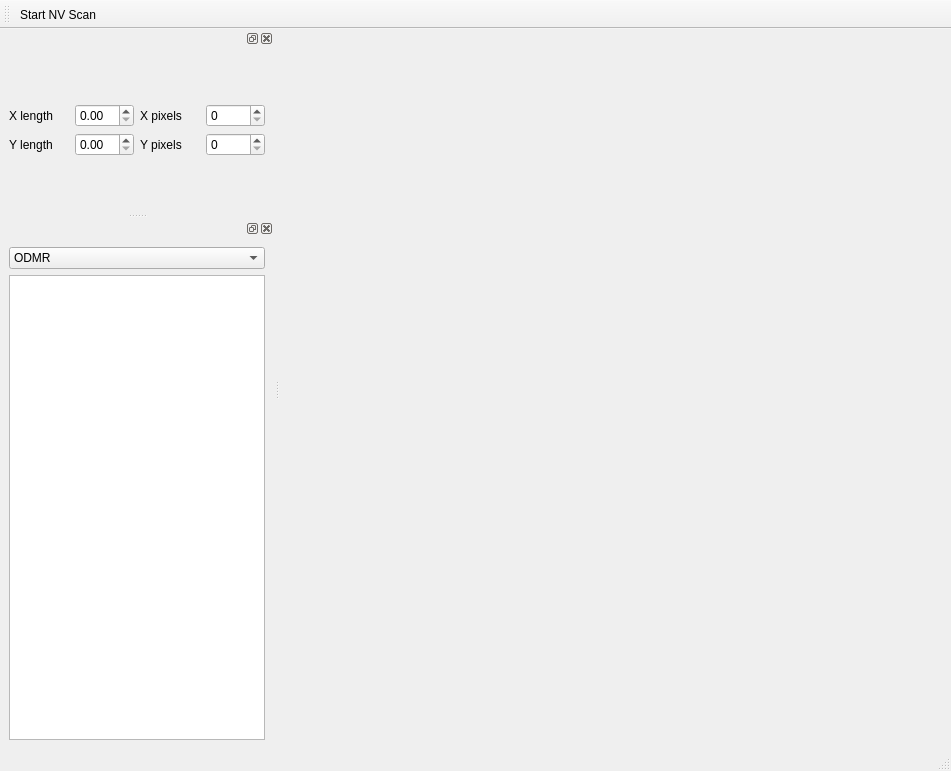
First picture: the form in gui/NVscan/NVscan_gui.ui, repository NJM-QSensing/qudi, before the edit.
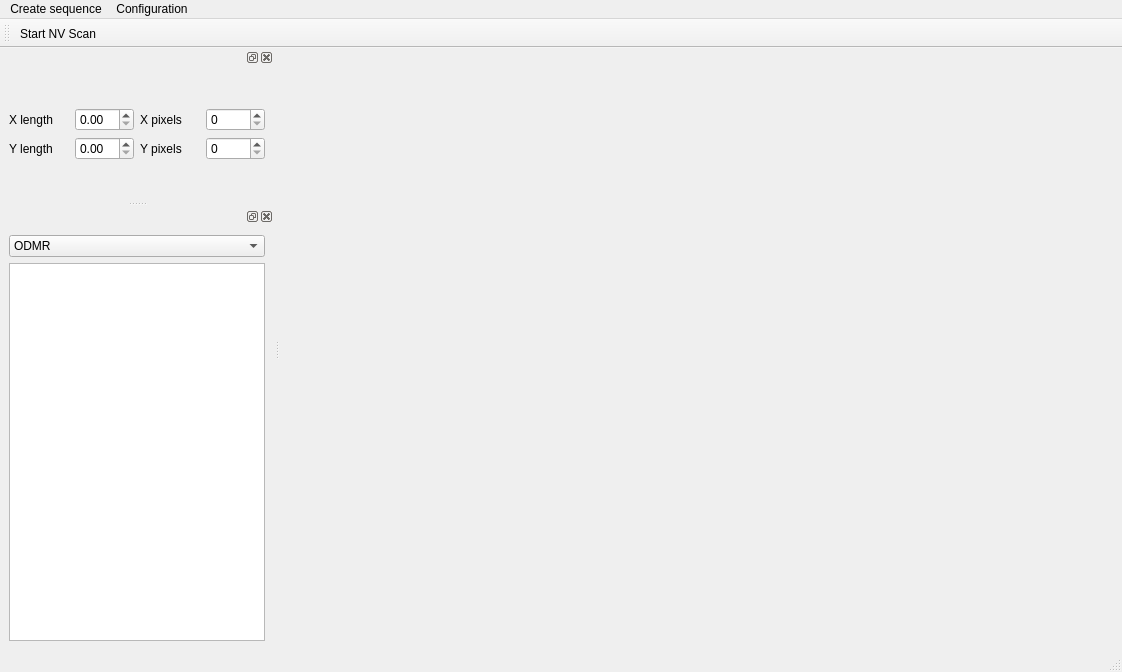
Second picture: the form after the edit. Custom widgets are drawn as their Qt base class.

Diff of the .ui file:
```diff
--- a/gui/NVscan/NVscan_gui.ui
+++ b/gui/NVscan/NVscan_gui.ui
@@ -6,8 +6,8 @@
    <rect>
     <x>0</x>
     <y>0</y>
-    <width>951</width>
-    <height>771</height>
+    <width>1122</width>
+    <height>672</height>
    </rect>
   </property>
   <property name="windowTitle">
@@ -19,10 +19,24 @@
     <rect>
      <x>0</x>
      <y>0</y>
-     <width>951</width>
+     <width>1122</width>
      <height>21</height>
     </rect>
    </property>
+   <widget class="QMenu" name="menuCreate_sequence">
+    <property name="title">
+     <string>Create sequence</string>
+    </property>
+    <addaction name="action_Open_sequence_creator"/>
+   </widget>
+   <widget class="QMenu" name="menuConfiguration">
+    <property name="title">
+     <string>Configuration</string>
+    </property>
+    <addaction name="action_Open_configuration"/>
+   </widget>
+   <addaction name="menuCreate_sequence"/>
+   <addaction name="menuConfiguration"/>
   </widget>
   <widget class="QStatusBar" name="statusbar"/>
   <widget class="QDockWidget" name="LeftDock_2">
@@ -106,7 +120,7 @@
    <property name="minimumSize">
     <size>
      <width>91</width>
-     <height>158</height>
+     <height>139</height>
     </size>
    </property>
    <attribute name="dockWidgetArea">
```
Left out of the diff: 12 changed lines with no effect on the pictures.
